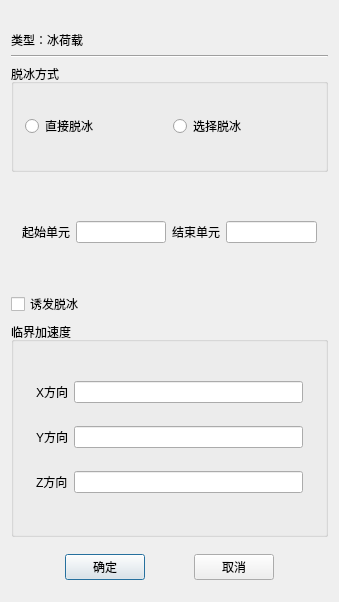
Qt form TW/IceLoad.ui (Shixuku/Tower-Visual) before a commit.
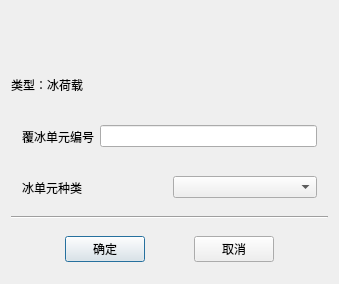
The same form after that commit.

Commit message: 修改了treewidget的布局，按照家林哥那个方式改了txt的输出格式，增加了框选单元

```diff
--- a/TW/IceLoad.ui
+++ b/TW/IceLoad.ui
@@ -7,13 +7,13 @@
     <x>0</x>
     <y>0</y>
     <width>339</width>
-    <height>602</height>
+    <height>284</height>
    </rect>
   </property>
   <property name="windowTitle">
    <string>冰荷载</string>
   </property>
-  <layout class="QVBoxLayout" name="verticalLayout" stretch="0,0,1,1,1,2,2,0">
+  <layout class="QVBoxLayout" name="verticalLayout" stretch="0,0,0,0,1,0">
    <item>
     <widget class="QLabel" name="label_name">
      <property name="text">
@@ -28,6 +28,38 @@
      </property>
     </widget>
    </item>
+   <item>
+    <widget class="QWidget" name="widget" native="true">
+     <layout class="QHBoxLayout" name="horizontalLayout">
+      <item>
+       <widget class="QLabel" name="label">
+        <property name="text">
+         <string>覆冰单元编号</string>
+        </property>
+       </widget>
+      </item>
+      <item>
+       <widget class="QLineEdit" name="line_idIceElement"/>
+      </item>
+     </layout>
+    </widget>
+   </item>
+   <item>
+    <widget class="QWidget" name="widget_3" native="true">
+     <layout class="QHBoxLayout" name="horizontalLayout_3">
+      <item>
+       <widget class="QLabel" name="label_2">
+        <property name="text">
+         <string>冰单元种类</string>
+        </property>
+       </widget>
+      </item>
+      <item>
+       <widget class="QComboBox" name="comboBox"/>
+      </item>
+     </layout>
+    </widget>
+   </item>
    <item>
     <widget class="Line" name="line">
      <property name="orientation">
@@ -35,136 +67,6 @@
      </property>
     </widget>
    </item>
-   <item>
-    <widget class="QGroupBox" name="groupBox">
-     <property name="title">
-      <string>脱冰方式</string>
-     </property>
-     <layout class="QHBoxLayout" name="horizontalLayout">
-      <item>
-       <widget class="QRadioButton" name="radioBtn_directdeice">
-        <property name="text">
-         <string>直接脱冰</string>
-        </property>
-       </widget>
-      </item>
-      <item>
-       <widget class="QRadioButton" name="radioBtn_choosedeice">
-        <property name="text">
-         <string>选择脱冰</string>
-        </property>
-       </widget>
-      </item>
-     </layout>
-    </widget>
-   </item>
-   <item>
-    <widget class="QStackedWidget" name="stackedWidget">
-     <property name="currentIndex">
-      <number>1</number>
-     </property>
-     <widget class="QWidget" name="page">
-      <layout class="QHBoxLayout" name="horizontalLayout_7">
-       <item>
-        <widget class="QLabel" name="label_9">
-         <property name="text">
-          <string>厚度</string>
-         </property>
-        </widget>
-       </item>
-       <item>
-        <widget class="QLineEdit" name="line_thickness"/>
-       </item>
-       <item>
-        <widget class="QLabel" name="label_7">
-         <property name="text">
-          <string>直径</string>
-         </property>
-        </widget>
-       </item>
-       <item>
-        <widget class="QLineEdit" name="line_diameter"/>
-       </item>
-      </layout>
-     </widget>
-     <widget class="QWidget" name="page_3">
-      <layout class="QHBoxLayout" name="horizontalLayout_8">
-       <item>
-        <widget class="QLabel" name="label_6">
-         <property name="text">
-          <string>起始单元</string>
-         </property>
-        </widget>
-       </item>
-       <item>
-        <widget class="QLineEdit" name="line_startElement"/>
-       </item>
-       <item>
-        <widget class="QLabel" name="label_8">
-         <property name="text">
-          <string>结束单元</string>
-         </property>
-        </widget>
-       </item>
-       <item>
-        <widget class="QLineEdit" name="line_endElement"/>
-       </item>
-      </layout>
-     </widget>
-    </widget>
-   </item>
-   <item>
-    <widget class="QCheckBox" name="checkBox">
-     <property name="text">
-      <string>诱发脱冰</string>
-     </property>
-    </widget>
-   </item>
-   <item>
-    <widget class="QGroupBox" name="groupBox_2">
-     <property name="title">
-      <string>临界加速度</string>
-     </property>
-     <layout class="QVBoxLayout" name="verticalLayout_5">
-      <item>
-       <widget class="QWidget" name="widget" native="true">
-        <layout class="QGridLayout" name="gridLayout">
-         <item row="2" column="1">
-          <widget class="QLineEdit" name="line_gy"/>
-         </item>
-         <item row="3" column="0">
-          <widget class="QLabel" name="label_2">
-           <property name="text">
-            <string>Z方向</string>
-           </property>
-          </widget>
-         </item>
-         <item row="3" column="1">
-          <widget class="QLineEdit" name="line_gz"/>
-         </item>
-         <item row="0" column="1">
-          <widget class="QLineEdit" name="line_gx"/>
-         </item>
-         <item row="2" column="0">
-          <widget class="QLabel" name="label_3">
-           <property name="text">
-            <string>Y方向</string>
-           </property>
-          </widget>
-         </item>
-         <item row="0" column="0">
-          <widget class="QLabel" name="label">
-           <property name="text">
-            <string>X方向</string>
-           </property>
-          </widget>
-         </item>
-        </layout>
-       </widget>
-      </item>
-     </layout>
-    </widget>
-   </item>
    <item>
     <widget class="QWidget" name="widget_2" native="true">
      <layout class="QHBoxLayout" name="horizontalLayout_2">
```
The commit also changes 48 other files.
